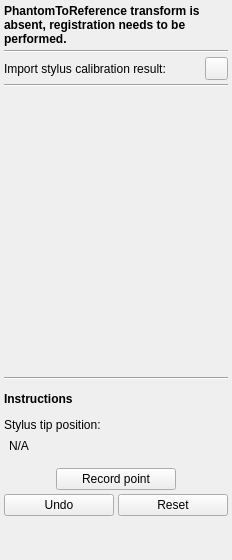
Before: the Qt Designer form PlusApp/fCal/Toolboxes/PhantomRegistrationToolbox.ui in PlusToolkit/PlusApp, drawn with Qt 5.
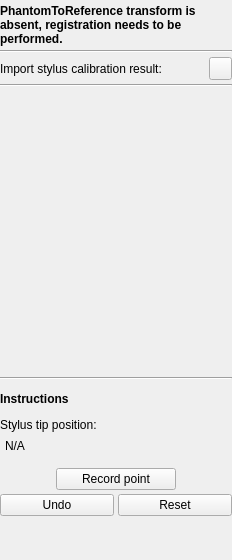
After: the same form once the commit is applied. Icons and pictures are not drawn. Custom widgets are drawn as their Qt base class.

Commit message: Test #547: State message color fixed; Padding reduced; Toolbox panel styled

```diff
--- a/PlusApp/fCal/Toolboxes/PhantomRegistrationToolbox.ui
+++ b/PlusApp/fCal/Toolboxes/PhantomRegistrationToolbox.ui
@@ -35,7 +35,16 @@
    <property name="spacing">
     <number>4</number>
    </property>
-   <property name="margin">
+   <property name="leftMargin">
+    <number>0</number>
+   </property>
+   <property name="topMargin">
+    <number>4</number>
+   </property>
+   <property name="rightMargin">
+    <number>0</number>
+   </property>
+   <property name="bottomMargin">
     <number>4</number>
    </property>
    <item>
```
The commit also changes 13 other files.
